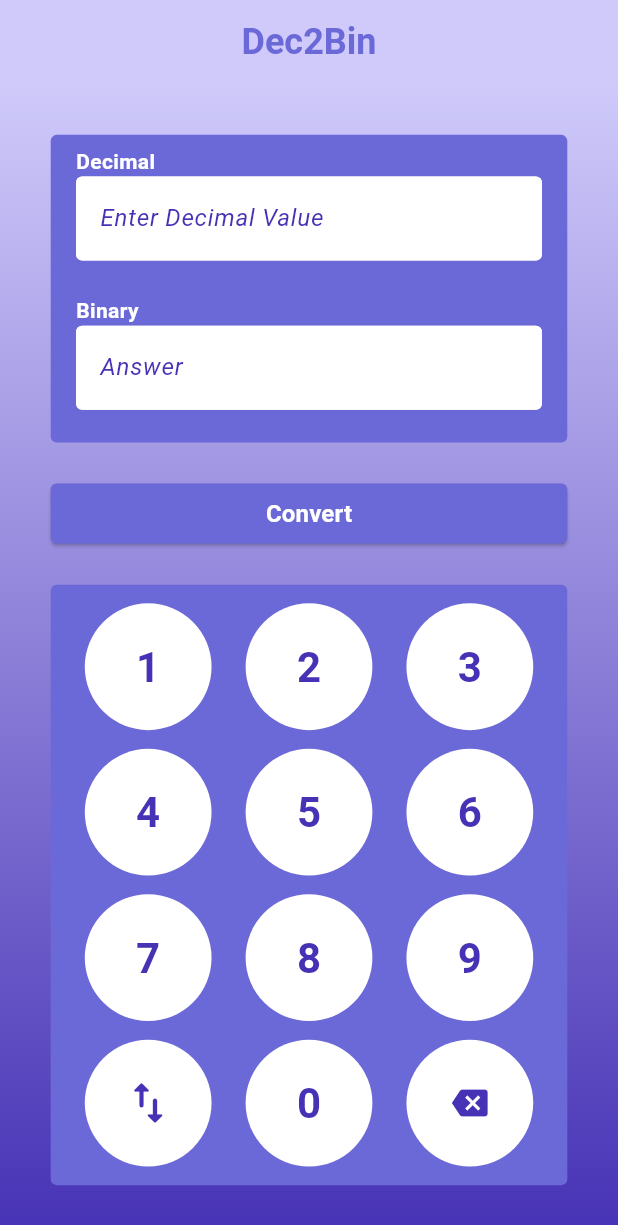
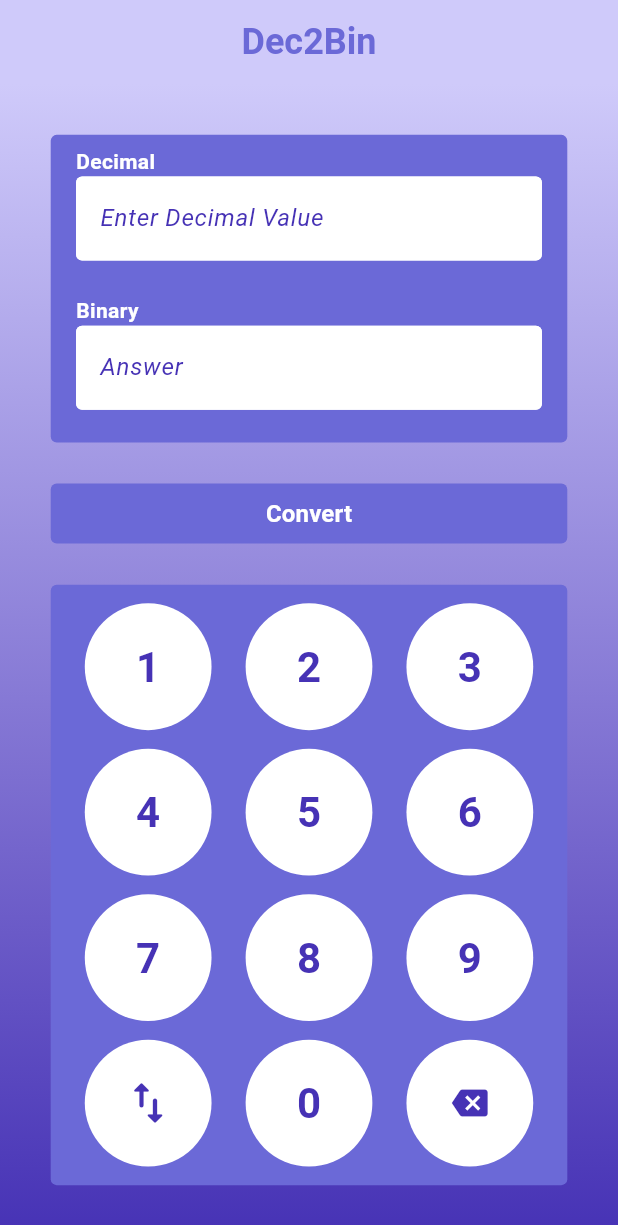
Before and after one commit to jagrati7305/binary-to-decimal-convertor, a Flutter app: the screen it shows after launch, after a tap on the "swap vert" icon, on a phone screen of 412 x 824 dp. Shown: the top 1225 px of the screen. Run offline on Flutter 3.47's test engine with Material 3 defaults, Android fonts, the light colour scheme and no system bars.

Commit message:
Maxlength for Converting Dec2Bin

```diff
--- a/lib/screens/binary_to_decimal_screen.dart
+++ b/lib/screens/binary_to_decimal_screen.dart
@@ -89,7 +89,8 @@ class _BinaryToDecimalScreenState extends State<BinaryToDecimalScreen> {
                 shape: RoundedRectangleBorder(
                   borderRadius: BorderRadiusGeometry.circular(4)
                 ),
-                fixedSize: Size.fromWidth(Dimensions.widthFactor*326)
+                fixedSize: Size.fromWidth(Dimensions.widthFactor*326),
+                elevation: 0
               ),
 
               child: Text(
--- a/lib/screens/decimal_to_binary_screen.dart
+++ b/lib/screens/decimal_to_binary_screen.dart
@@ -90,7 +90,8 @@ class _DecimalToBinaryScreenState extends State<DecimalToBinaryScreen> {
                 shape: RoundedRectangleBorder(
                   borderRadius: BorderRadiusGeometry.circular(4)
                 ),
-                fixedSize: Size.fromWidth(Dimensions.widthFactor*326)
+                fixedSize: Size.fromWidth(Dimensions.widthFactor*326),
+                elevation: 0
               ),
 
               child: Text(
--- a/lib/widgets/button.dart
+++ b/lib/widgets/button.dart
@@ -12,6 +12,7 @@ class Button extends StatefulWidget {
   final Color? numcolor;
   final TextEditingController textEditingController;
   final bool onBin2dec;
+  final int maxLength;
   const Button({
     super.key,
     required this.num,
@@ -20,7 +21,8 @@ class Button extends StatefulWidget {
     this.numcolor,
     this.numsize=36,
     required this.textEditingController,
-    this.onBin2dec=true
+    this.onBin2dec=true,
+    this.maxLength=8
     });
 
   @override
@@ -30,7 +32,7 @@ class Button extends StatefulWidget {
 class _ButtonState extends State<Button> {
   void _onNumberTap(String num,TextEditingController textEditingController,bool onBin2dec){
     setState(() {
-      if(textEditingController.text.length<8){
+      if(textEditingController.text.length<widget.maxLength){
 
         if(num == 'Delete'){
           if(textEditingController.text.isEmpty!=true){
--- a/lib/widgets/decimal_to_binary_numpad.dart
+++ b/lib/widgets/decimal_to_binary_numpad.dart
@@ -21,33 +21,33 @@ class _DecimalToBinaryNumpadState extends State<DecimalToBinaryNumpad> {
         Row(
           mainAxisAlignment: MainAxisAlignment.spaceEvenly,
           children: [
-            Button(num: '1',numcolor: AppColor.darkPurple,numsize: 28,textEditingController: widget.decimalTextEditingController,),
-            Button(num: '2',numcolor: AppColor.darkPurple,numsize: 28,textEditingController: widget.decimalTextEditingController,),
-            Button(num: '3',numcolor: AppColor.darkPurple,numsize: 28,textEditingController: widget.decimalTextEditingController,),
+            Button(num: '1',numcolor: AppColor.darkPurple,numsize: 28,textEditingController: widget.decimalTextEditingController,maxLength: 5,),
+            Button(num: '2',numcolor: AppColor.darkPurple,numsize: 28,textEditingController: widget.decimalTextEditingController,maxLength: 5,),
+            Button(num: '3',numcolor: AppColor.darkPurple,numsize: 28,textEditingController: widget.decimalTextEditingController,maxLength: 5,),
           ],
         ),
         Row(
           mainAxisAlignment: MainAxisAlignment.spaceEvenly,
           children: [
-            Button(num: '4',numcolor: AppColor.darkPurple,numsize: 28,textEditingController: widget.decimalTextEditingController,),
-            Button(num: '5',numcolor: AppColor.darkPurple,numsize: 28,textEditingController: widget.decimalTextEditingController,),
-            Button(num: '6',numcolor: AppColor.darkPurple,numsize: 28,textEditingController: widget.decimalTextEditingController,),
+            Button(num: '4',numcolor: AppColor.darkPurple,numsize: 28,textEditingController: widget.decimalTextEditingController,maxLength: 5,),
+            Button(num: '5',numcolor: AppColor.darkPurple,numsize: 28,textEditingController: widget.decimalTextEditingController,maxLength: 5,),
+            Button(num: '6',numcolor: AppColor.darkPurple,numsize: 28,textEditingController: widget.decimalTextEditingController,maxLength: 5,),
           ],
         ),
         Row(
           mainAxisAlignment: MainAxisAlignment.spaceEvenly,
           children: [
-            Button(num: '7',numcolor: AppColor.darkPurple,numsize: 28,textEditingController: widget.decimalTextEditingController,),
-            Button(num: '8',numcolor: AppColor.darkPurple,numsize: 28,textEditingController: widget.decimalTextEditingController,),
-            Button(num: '9',numcolor: AppColor.darkPurple,numsize: 28,textEditingController: widget.decimalTextEditingController,),
+            Button(num: '7',numcolor: AppColor.darkPurple,numsize: 28,textEditingController: widget.decimalTextEditingController,maxLength: 5,),
+            Button(num: '8',numcolor: AppColor.darkPurple,numsize: 28,textEditingController: widget.decimalTextEditingController,maxLength: 5,),
+            Button(num: '9',numcolor: AppColor.darkPurple,numsize: 28,textEditingController: widget.decimalTextEditingController,maxLength: 5,),
           ],
         ),
         Row(
           mainAxisAlignment: MainAxisAlignment.spaceEvenly,
           children: [
-            Button(num: 'Switch',icon: Icons.swap_vert_rounded,iconsize: 36,numcolor: AppColor.darkPurple,numsize: 28,textEditingController: widget.decimalTextEditingController,onBin2dec: false,),
-            Button(num: '0',numcolor: AppColor.darkPurple,numsize: 28,textEditingController: widget.decimalTextEditingController,),
-            Button(num: 'Delete',icon: Icons.backspace,numcolor: AppColor.darkPurple,numsize: 28,textEditingController: widget.decimalTextEditingController,),
+            Button(num: 'Switch',icon: Icons.swap_vert_rounded,iconsize: 36,numcolor: AppColor.darkPurple,numsize: 28,textEditingController: widget.decimalTextEditingController,onBin2dec: false,maxLength: 5,),
+            Button(num: '0',numcolor: AppColor.darkPurple,numsize: 28,textEditingController: widget.decimalTextEditingController,maxLength: 5,),
+            Button(num: 'Delete',icon: Icons.backspace,numcolor: AppColor.darkPurple,numsize: 28,textEditingController: widget.decimalTextEditingController,maxLength: 5,),
           ],
         ),
       ],
```
